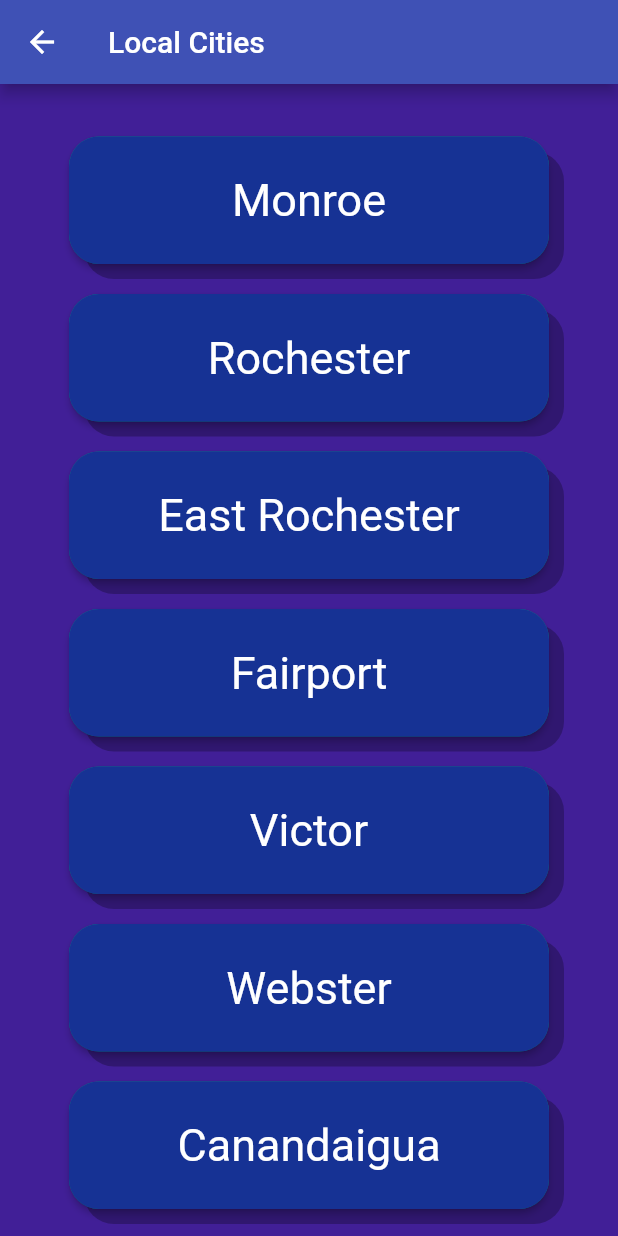
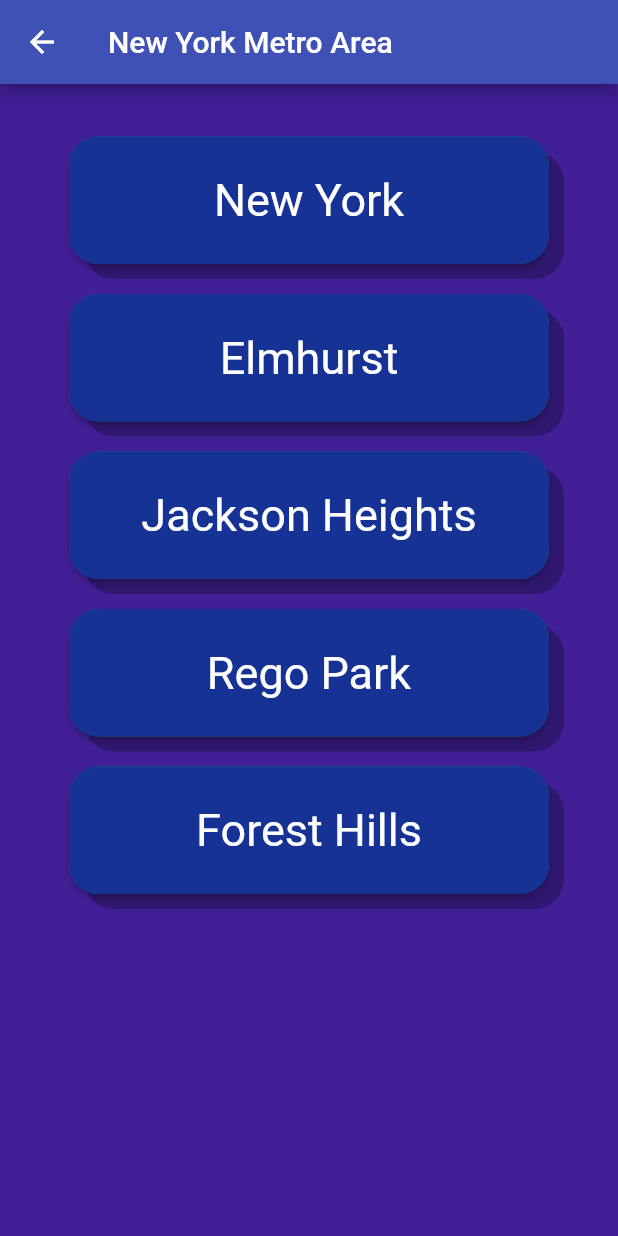
Before and after one commit to Malam2704/FlutterDev, a Flutter app: the screen it shows after launch, after a tap on "NYC Area", on a phone screen of 412 x 824 dp. Run offline on Flutter 3.47's test engine with Material 2 defaults, Android fonts, the phone set to English and light mode, and no system bars; our stand-ins replace weather.

Commit message:
modular cities capability finalized

```diff
--- a/project_three/lib/main.dart
+++ b/project_three/lib/main.dart
@@ -30,8 +30,11 @@ class MyHomePage extends StatefulWidget {
   State<MyHomePage> createState() => _MyHomePageState();
 }
 
-//Essentially a scaffold for the front page, goign form img, to text, to button
+//Essentially a scaffold for the front page, going form img, to text, to button
 class _MyHomePageState extends State<MyHomePage> {
+  //All cities being used.
+  List<String> rocNames = ['Monroe', 'Rochester', 'East Rochester', 'Fairport', 'Victor','Webster', 'Canandaigua', 'Honeoye Falls', 'Brockport', 'Spencerport', 'Buffalo', 'Niagara Falls'];
+  List<String> nycNames = ['New York','Elmhurst','Jackson Heights','Rego Park', 'Forest Hills'];
 
   @override
   Widget build(BuildContext context) {
@@ -68,7 +71,7 @@ class _MyHomePageState extends State<MyHomePage> {
                       onPressed: () {
                         Navigator.push(
                           context,
-                          MaterialPageRoute(builder: (context) => const WeatherList(title: "Local Cities")),
+                          MaterialPageRoute(builder: (context) => WeatherList(title: "New York Metro Area", cityNames: nycNames,)),
                         );
                       },
                     ),
@@ -98,7 +101,7 @@ class _MyHomePageState extends State<MyHomePage> {
                       onPressed: () {
                         Navigator.push(
                           context,
-                          MaterialPageRoute(builder: (context) => const WeatherList(title: "Local Cities")),
+                          MaterialPageRoute(builder: (context) => WeatherList(title: "Rochester Metro Area", cityNames: rocNames,)),
                         );
                       },
                     ),
--- a/project_three/lib/weatherList.dart
+++ b/project_three/lib/weatherList.dart
@@ -2,12 +2,13 @@ import 'package:flutter/material.dart';
 import 'package:project_three/weatherView.dart';
 
 //All cities being used.
-List<String> cityNames = ['Monroe', 'Rochester', 'East Rochester', 'Fairport', 'Victor','Webster', 'Canandaigua', 'Honeoye Falls', 'Brockport', 'Spencerport', 'Buffalo', 'Niagara Falls'];
+// List<String> cityNames = ['Monroe', 'Rochester', 'East Rochester', 'Fairport', 'Victor','Webster', 'Canandaigua', 'Honeoye Falls', 'Brockport', 'Spencerport', 'Buffalo', 'Niagara Falls'];
 
 class WeatherList extends StatefulWidget {
-  const WeatherList({Key? key, required this.title}) : super(key: key);
+  const WeatherList({Key? key, required this.title, required this.cityNames}) : super(key: key);
 
   final String title;
+  final List<String> cityNames;
 
   @override
   State<WeatherList> createState() => WeatherListState();
@@ -21,8 +22,8 @@ class WeatherListState extends State<WeatherList> {
       appBar: AppBar(
         title: Text(widget.title),
       ),
-      body: const Center(
-        child: myListView(),
+      body: Center(
+        child: myListView(cityNames: widget.cityNames),
       ),
       backgroundColor: const Color(0xFF411F97),
     );
@@ -31,7 +32,8 @@ class WeatherListState extends State<WeatherList> {
 
 //the actual list, or buttons made from the cityNames list above
 class myListView extends StatelessWidget{
-  const myListView({Key? key}) : super(key: key);
+  const myListView({Key? key, required this.cityNames}) : super(key: key);
+  final List<String> cityNames;
 
   @override
   Widget build(BuildContext context) {
```
